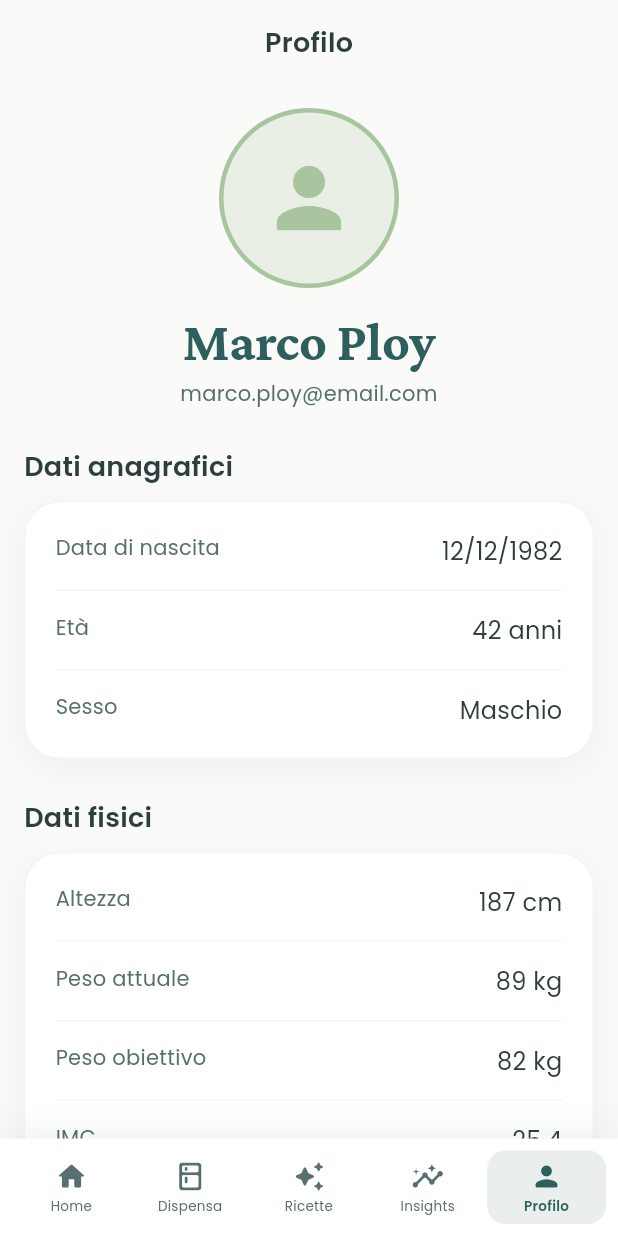
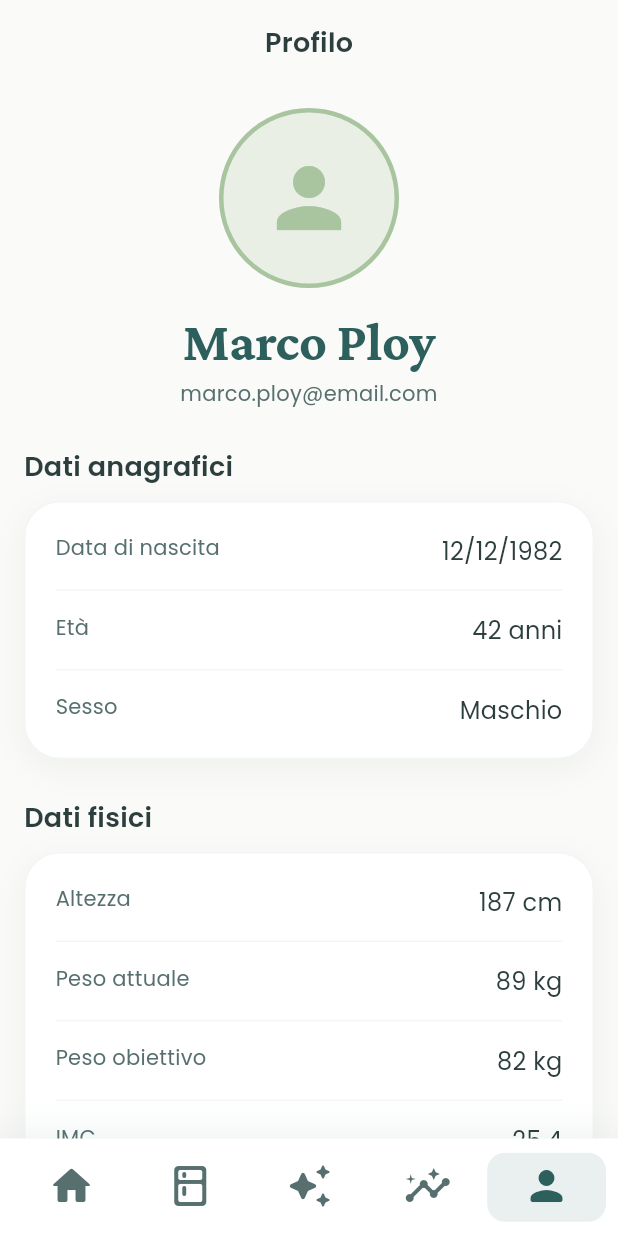
Before and after one commit to LorenzoCapof/DietApp, a Flutter app: the ProfileScreen screen opened by its route, on a phone screen of 412 x 824 dp. Run offline on Flutter 3.47's test engine with Material 3 defaults, Android fonts, the phone set to English and light mode, and no system bars; our stand-ins replace go_router, google_fonts, shared_preferences; accounts and stored records are empty.

Commit message:
icone home e altre modifiche

```diff
--- a/lib/app/app_shell.dart
+++ b/lib/app/app_shell.dart
@@ -47,7 +47,6 @@ class AppShell extends StatelessWidget {
                     context: context,
                     index: 0,
                     icon: Icons.home_rounded,
-                    label: 'Home',
                     route: '/home',
                     isSelected: currentIndex == 0,
                   ),
@@ -55,7 +54,6 @@ class AppShell extends StatelessWidget {
                     context: context,
                     index: 1,
                     icon: Icons.kitchen_rounded,
-                    label: 'Dispensa',
                     route: '/pantry',
                     isSelected: currentIndex == 1,
                   ),
@@ -63,7 +61,6 @@ class AppShell extends StatelessWidget {
                     context: context,
                     index: 2,
                     icon: Icons.auto_awesome_rounded,
-                    label: 'Ricette',
                     route: '/recipes',
                     isSelected: currentIndex == 2,
                   ),
@@ -71,7 +68,6 @@ class AppShell extends StatelessWidget {
                     context: context,
                     index: 3,
                     icon: Icons.insights_rounded,
-                    label: 'Insights',
                     route: '/insights',
                     isSelected: currentIndex == 3,
                   ),
@@ -79,7 +75,6 @@ class AppShell extends StatelessWidget {
                     context: context,
                     index: 4,
                     icon: Icons.person_rounded,
-                    label: 'Profilo',
                     route: '/profile',
                     isSelected: currentIndex == 4,
                   ),
@@ -96,7 +91,6 @@ class AppShell extends StatelessWidget {
     required BuildContext context,
     required int index,
     required IconData icon,
-    required String label,
     required String route,
     required bool isSelected,
   }) {
@@ -110,7 +104,7 @@ class AppShell extends StatelessWidget {
           padding: const EdgeInsets.symmetric(horizontal: 8, vertical: 6),
           decoration: BoxDecoration(
             color: isSelected
-                ? AppTheme.primary.withOpacity(0.1)
+                ? AppTheme.primary.withValues(alpha: 0.1)
                 : Colors.transparent,
             borderRadius: BorderRadius.circular(12),
           ),
@@ -120,27 +114,12 @@ class AppShell extends StatelessWidget {
             children: [
               Icon(
                 icon,
-                size: 22,
+                size: 32,
                 color: isSelected
                     ? AppTheme.primary
                     : AppTheme.textSecondary,
               ),
-              const SizedBox(height: 2),
-              Flexible(
-                child: Text(
-                  label,
-                  style: TextStyle(
-                    fontSize: 9,
-                    fontWeight: isSelected ? FontWeight.w600 : FontWeight.w400,
-                    color: isSelected
-                        ? AppTheme.primary
-                        : AppTheme.textSecondary,
-                  ),
-                  maxLines: 1,
-                  overflow: TextOverflow.ellipsis,
-                  textAlign: TextAlign.center,
-                ),
-              ),
+              const SizedBox(height: 2)
             ],
           ),
         ),
--- a/lib/features/home/widgets/meal_card.dart
+++ b/lib/features/home/widgets/meal_card.dart
@@ -35,10 +35,8 @@ class MealCard extends StatelessWidget {
         children: [
           Row(
             children: [
-              Text(
-                type.emoji,
-                style: const TextStyle(fontSize: 24),
-              ),
+              type.icon,
+
               const SizedBox(width: 12),
               Expanded(
                 child: Column(
--- a/lib/features/onboarding/screens/name_screen.dart
+++ b/lib/features/onboarding/screens/name_screen.dart
@@ -89,7 +89,6 @@ class _NameScreenState extends State<NameScreen> {
                   textCapitalization: TextCapitalization.words,
                   decoration: const InputDecoration(
                     labelText: 'Nome',
-                    hintText: 'Es. Marco',
                     prefixIcon: Icon(Icons.person_outline),
                   ),
                   validator: (value) {
--- a/lib/features/onboarding/screens/summary_screen.dart
+++ b/lib/features/onboarding/screens/summary_screen.dart
@@ -299,7 +299,7 @@ class SummaryScreen extends StatelessWidget {
         color: AppTheme.surface,
         borderRadius: BorderRadius.circular(AppTheme.radiusCard),
         border: Border.all(
-          color: AppTheme.primary.withOpacity(0.15),
+          color: AppTheme.primary.withValues(alpha: 0.15),
         ),
       ),
       child: Column(
--- a/lib/features/profile/screens/profile_screen.dart
+++ b/lib/features/profile/screens/profile_screen.dart
@@ -88,7 +88,7 @@ class ProfileScreen extends StatelessWidget {
                 ('Proteine target', '92 g/giorno'),
                 ('Carboidrati target', '208 g/giorno'),
                 ('Grassi target', '51 g/giorno'),
-                ('Pasti al giorno', '4 (Colazione, pranzo, spuntino, cena)'),
+                ('Pasti al giorno', '4'),
               ],
             ),
 
```
Also changed, not shown: lib/core/models/meal.dart (+7 -5 lines), lib/features/home/widgets/macro_pills_card.dart (+12 -6 lines), lib/features/home/widgets/tracking_card.dart (+12 -6 lines), assets/icons/macros/carbs.png (added), assets/icons/macros/fats.png (added), assets/icons/macros/o.png (added), assets/icons/macros/protein.png (added), assets/icons/meals/breakfast.png (added), assets/icons/meals/dinner.png (added), assets/icons/meals/lunch.png (added), assets/icons/meals/snack.png (added), assets/icons/tracking/fruit.png (added), assets/icons/tracking/veggies.png (added), assets/icons/tracking/water.png (added), 1 other file.
